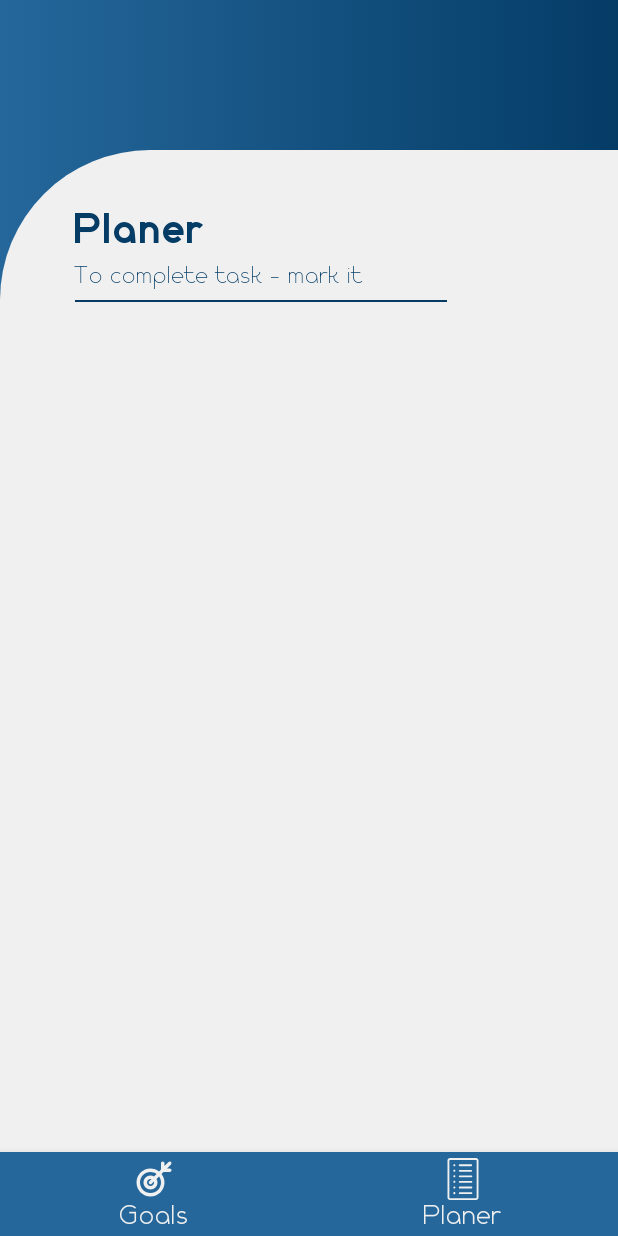
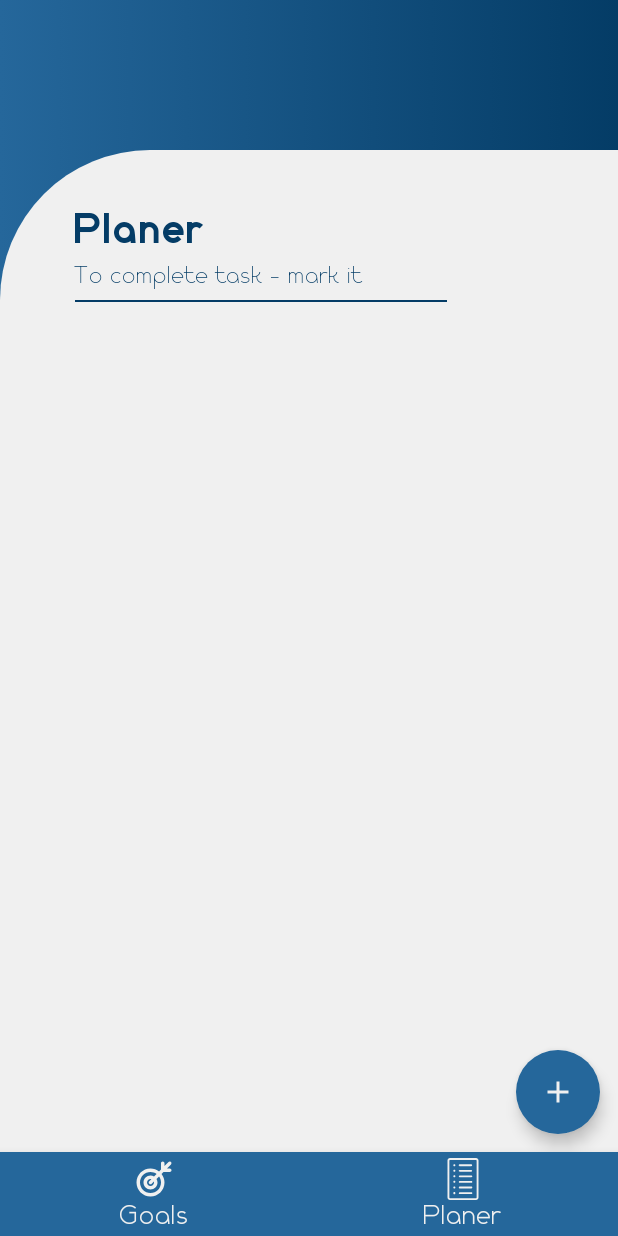
Before and after one commit to SosisochkaSGorchicey/Goals-App, an Android app built with Jetpack Compose: the PlanerScreen screen opened through its navigation route, on a phone screen of 412 x 824 dp. Run offline under Robolectric (Android 15) with nearby library versions, the light colour scheme and no system bars.

Commit message:
Added some ui for goals screen

```diff
--- /dev/null
+++ b/app/src/main/java/com/example/goalsapp/presentation/components/FloatingButton.kt
@@ -0,0 +1,36 @@
+package com.example.goalsapp.presentation.components
+
+import androidx.compose.foundation.layout.BoxScope
+import androidx.compose.foundation.layout.padding
+import androidx.compose.foundation.shape.RoundedCornerShape
+import androidx.compose.material.icons.Icons
+import androidx.compose.material.icons.filled.Add
+import androidx.compose.material3.FloatingActionButton
+import androidx.compose.material3.Icon
+import androidx.compose.material3.MaterialTheme
+import androidx.compose.runtime.Composable
+import androidx.compose.ui.Alignment
+import androidx.compose.ui.Modifier
+import androidx.compose.ui.unit.dp
+
+@Composable
+fun BoxScope.FloatingButton(
+    action: () -> Unit
+) {
+    FloatingActionButton(
+        modifier = Modifier
+            .align(Alignment.BottomEnd)
+            .padding(12.dp),
+        onClick = {
+            action()
+        },
+        containerColor = MaterialTheme.colorScheme.primaryContainer,
+        contentColor = MaterialTheme.colorScheme.onPrimaryContainer,
+        shape = RoundedCornerShape(50)
+    ) {
+        Icon(
+            imageVector = Icons.Filled.Add,
+            contentDescription = null
+        )
+    }
+}
--- a/app/src/main/java/com/example/goalsapp/presentation/goals_screen/GoalsScreen.kt
+++ /dev/null
@@ -1,10 +0,0 @@
-package com.example.goalsapp.presentation.goals_screen
-
-import androidx.compose.foundation.layout.PaddingValues
-import androidx.compose.runtime.Composable
-
-@Composable
-fun GoalsScreen(
-    innerPadding: PaddingValues
-) {
-}
--- a/app/src/main/java/com/example/goalsapp/presentation/navigation/Navigation.kt
+++ b/app/src/main/java/com/example/goalsapp/presentation/navigation/Navigation.kt
@@ -5,8 +5,8 @@ import androidx.compose.runtime.Composable
 import androidx.navigation.compose.NavHost
 import androidx.navigation.compose.composable
 import androidx.navigation.compose.rememberNavController
-import com.example.goalsapp.presentation.goals_screen.GoalsScreen
-import com.example.goalsapp.presentation.planer_screen.PlanerScreen
+import com.example.goalsapp.presentation.screens.goals_screen.GoalsScreen
+import com.example.goalsapp.presentation.screens.planer_screen.PlanerScreen
 
 @Composable
 fun Navigation() {
--- /dev/null
+++ b/app/src/main/java/com/example/goalsapp/presentation/screens/goals_screen/GoalsScreen.kt
@@ -0,0 +1,62 @@
+package com.example.goalsapp.presentation.screens.goals_screen
+
+import androidx.compose.foundation.background
+import androidx.compose.foundation.layout.Arrangement
+import androidx.compose.foundation.layout.Box
+import androidx.compose.foundation.layout.PaddingValues
+import androidx.compose.foundation.layout.fillMaxSize
+import androidx.compose.foundation.layout.padding
+import androidx.compose.foundation.lazy.LazyColumn
+import androidx.compose.foundation.shape.RoundedCornerShape
+import androidx.compose.material3.MaterialTheme
+import androidx.compose.runtime.Composable
+import androidx.compose.ui.Alignment
+import androidx.compose.ui.Modifier
+import androidx.compose.ui.draw.clip
+import androidx.compose.ui.graphics.Brush
+import androidx.compose.ui.unit.dp
+import com.example.goalsapp.presentation.components.FloatingButton
+import com.example.goalsapp.presentation.screens.goals_screen.component.GoalsHeader
+
+@Composable
+fun GoalsScreen(
+    innerPadding: PaddingValues
+) {
+    Box(
+        modifier = Modifier
+            .padding(innerPadding)
+            .fillMaxSize()
+            .background(
+                brush = Brush.horizontalGradient(
+                    colors = listOf(
+                        MaterialTheme.colorScheme.primaryContainer,
+                        MaterialTheme.colorScheme.tertiaryContainer
+                    )
+                )
+            )
+    ) {
+        LazyColumn(
+            modifier = Modifier
+                .fillMaxSize()
+                .padding(top = 100.dp)
+                .clip(
+                    shape = RoundedCornerShape(
+                        topStart = 80.dp,
+                        topEnd = 80.dp,
+                        bottomStart = 0.dp,
+                        bottomEnd = 0.dp
+                    )
+                )
+                .background(MaterialTheme.colorScheme.secondaryContainer),
+            verticalArrangement = Arrangement.spacedBy(8.dp),
+            horizontalAlignment = Alignment.CenterHorizontally
+        ) {
+            item {
+                GoalsHeader()
+            }
+        }
+        FloatingButton(action = ::test)
+    }
+}
+
+fun test() {}
--- a/app/src/main/java/com/example/goalsapp/presentation/planer_screen/components/PlanerHeader.kt
+++ b/app/src/main/java/com/example/goalsapp/presentation/screens/goals_screen/component/GoalsHeader.kt
@@ -1,4 +1,4 @@
-package com.example.goalsapp.presentation.planer_screen.components
+package com.example.goalsapp.presentation.screens.goals_screen.component
 
 import androidx.compose.foundation.layout.Arrangement
 import androidx.compose.foundation.layout.Column
@@ -8,40 +8,38 @@ import androidx.compose.material3.Divider
 import androidx.compose.material3.MaterialTheme
 import androidx.compose.material3.Text
 import androidx.compose.runtime.Composable
+import androidx.compose.ui.Alignment
 import androidx.compose.ui.Modifier
 import androidx.compose.ui.res.stringResource
+import androidx.compose.ui.text.style.TextAlign
 import androidx.compose.ui.unit.dp
 import com.example.goalsapp.R
 
 @Composable
-fun PlanerHeader() {
+fun GoalsHeader() {
     Column(
         modifier = Modifier
             .fillMaxWidth()
             .padding(
-                top = 40.dp,
+                top = 25.dp,
                 bottom = 8.dp,
                 start = 50.dp,
-                end = 8.dp
+                end = 50.dp
             ),
-        verticalArrangement = Arrangement.spacedBy(8.dp)
+        verticalArrangement = Arrangement.spacedBy(8.dp),
+        horizontalAlignment = Alignment.CenterHorizontally
     ) {
         Text(
-            text = stringResource(id = R.string.header_text),
-            color = MaterialTheme.colorScheme.secondaryContainer,
-            style = MaterialTheme.typography.displayLarge
-        )
-
-        Text(
-            text = stringResource(id = R.string.header_hint_text),
-            color = MaterialTheme.colorScheme.secondaryContainer,
-            style = MaterialTheme.typography.displayMedium
+            text = stringResource(id = R.string.goals_header_text),
+            color = MaterialTheme.colorScheme.onPrimaryContainer,
+            style = MaterialTheme.typography.displayLarge,
+            textAlign = TextAlign.Center
         )
 
         Divider(
-            modifier = Modifier.fillMaxWidth(.7f),
+            modifier = Modifier.fillMaxWidth(.5f),
             thickness = 1.dp,
-            color = MaterialTheme.colorScheme.secondaryContainer
+            color = MaterialTheme.colorScheme.tertiaryContainer
         )
     }
 }
--- a/app/src/main/java/com/example/goalsapp/presentation/planer_screen/PlanerScreen.kt
+++ b/app/src/main/java/com/example/goalsapp/presentation/screens/planer_screen/PlanerScreen.kt
@@ -1,7 +1,8 @@
-package com.example.goalsapp.presentation.planer_screen
+package com.example.goalsapp.presentation.screens.planer_screen
 
 import androidx.compose.foundation.background
 import androidx.compose.foundation.gestures.scrollable
+import androidx.compose.foundation.layout.Arrangement
 import androidx.compose.foundation.layout.Box
 import androidx.compose.foundation.layout.Column
 import androidx.compose.foundation.layout.PaddingValues
@@ -13,11 +14,13 @@ import androidx.compose.foundation.shape.RoundedCornerShape
 import androidx.compose.foundation.verticalScroll
 import androidx.compose.material3.MaterialTheme
 import androidx.compose.runtime.Composable
+import androidx.compose.ui.Alignment
 import androidx.compose.ui.Modifier
 import androidx.compose.ui.draw.clip
 import androidx.compose.ui.graphics.Brush
 import androidx.compose.ui.unit.dp
-import com.example.goalsapp.presentation.planer_screen.components.PlanerHeader
+import com.example.goalsapp.presentation.components.FloatingButton
+import com.example.goalsapp.presentation.screens.planer_screen.components.PlanerHeader
 
 @Composable
 fun PlanerScreen(
@@ -48,11 +51,17 @@ fun PlanerScreen(
                         bottomEnd = 0.dp
                     )
                 )
-                .background(MaterialTheme.colorScheme.onPrimaryContainer)
+                .background(MaterialTheme.colorScheme.onPrimaryContainer),
+            verticalArrangement = Arrangement.spacedBy(8.dp),
+            horizontalAlignment = Alignment.CenterHorizontally
         ) {
             item {
                 PlanerHeader()
             }
         }
+
+        FloatingButton(action = ::test)
     }
 }
+
+fun test() {}
--- /dev/null
+++ b/app/src/main/java/com/example/goalsapp/presentation/screens/planer_screen/components/PlanerHeader.kt
@@ -0,0 +1,47 @@
+package com.example.goalsapp.presentation.screens.planer_screen.components
+
+import androidx.compose.foundation.layout.Arrangement
+import androidx.compose.foundation.layout.Column
+import androidx.compose.foundation.layout.fillMaxWidth
+import androidx.compose.foundation.layout.padding
+import androidx.compose.material3.Divider
+import androidx.compose.material3.MaterialTheme
+import androidx.compose.material3.Text
+import androidx.compose.runtime.Composable
+import androidx.compose.ui.Modifier
+import androidx.compose.ui.res.stringResource
+import androidx.compose.ui.unit.dp
+import com.example.goalsapp.R
+
+@Composable
+fun PlanerHeader() {
+    Column(
+        modifier = Modifier
+            .fillMaxWidth()
+            .padding(
+                top = 40.dp,
+                bottom = 8.dp,
+                start = 50.dp,
+                end = 8.dp
+            ),
+        verticalArrangement = Arrangement.spacedBy(8.dp)
+    ) {
+        Text(
+            text = stringResource(id = R.string.planer_header_text),
+            color = MaterialTheme.colorScheme.secondaryContainer,
+            style = MaterialTheme.typography.displayLarge
+        )
+
+        Text(
+            text = stringResource(id = R.string.planer_header_hint_text),
+            color = MaterialTheme.colorScheme.secondaryContainer,
+            style = MaterialTheme.typography.displayMedium
+        )
+
+        Divider(
+            modifier = Modifier.fillMaxWidth(.7f),
+            thickness = 1.dp,
+            color = MaterialTheme.colorScheme.secondaryContainer
+        )
+    }
+}
--- a/app/src/main/java/com/example/goalsapp/ui/theme/Color.kt
+++ b/app/src/main/java/com/example/goalsapp/ui/theme/Color.kt
@@ -3,5 +3,6 @@ package com.example.goalsapp.ui.theme
 import androidx.compose.ui.graphics.Color
 
 val blue = Color(0xFF25679B)
+val lightBlue = Color(0xFF7EA6C5)
 val darkBlue = Color(0xFF043C66)
 val white = Color(0xFFF0F0F0)
--- a/app/src/main/java/com/example/goalsapp/ui/theme/Theme.kt
+++ b/app/src/main/java/com/example/goalsapp/ui/theme/Theme.kt
@@ -7,7 +7,8 @@ import androidx.compose.runtime.Composable
 private val LightColorScheme = lightColorScheme(
     primaryContainer = blue,
     onPrimaryContainer = white,
-    secondaryContainer = darkBlue
+    secondaryContainer = darkBlue,
+    tertiaryContainer = lightBlue
 )
 
 @Composable
--- a/app/src/main/res/values/strings.xml
+++ b/app/src/main/res/values/strings.xml
@@ -4,6 +4,7 @@
     <string name="label_goals_text">Goals</string>
     <string name="label_planer_text">Planer</string>
 
-    <string name="header_text">Planer</string>
-    <string name="header_hint_text">To complete task - mark it</string>
+    <string name="planer_header_text">Planer</string>
+    <string name="goals_header_text">Goals</string>
+    <string name="planer_header_hint_text">To complete task - mark it</string>
 </resources>
```
